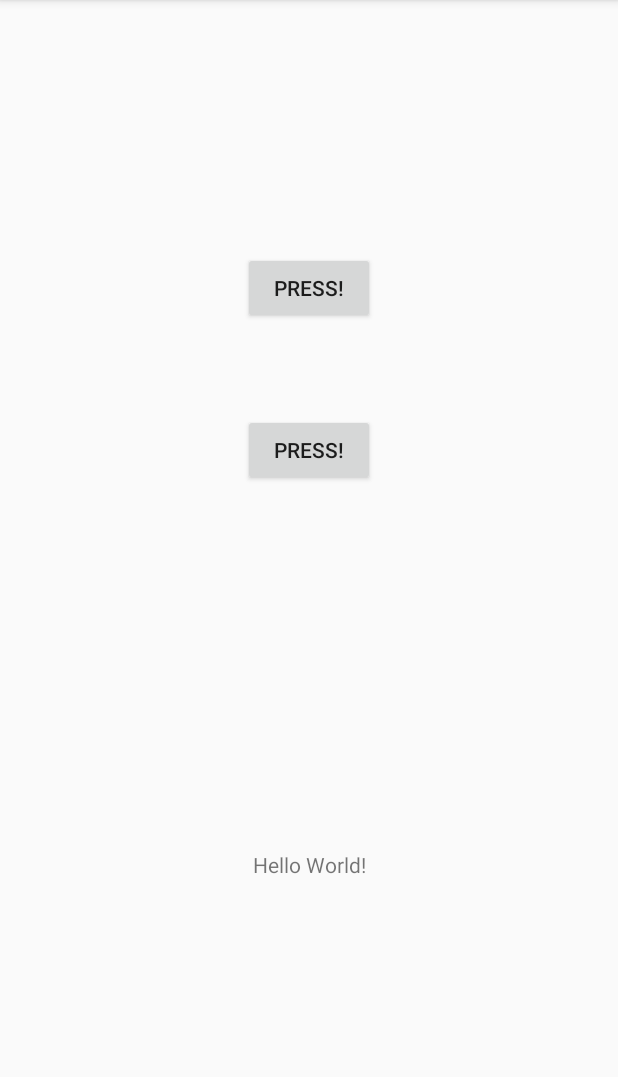
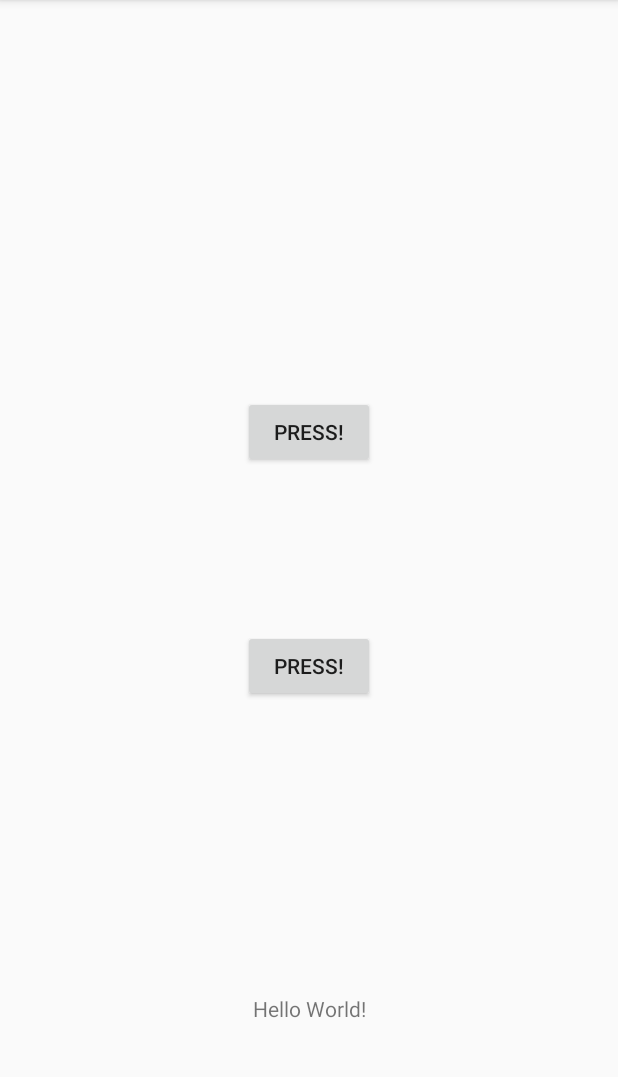
Before and after one commit to khangHNISC/baseAndroid3, an Android app: the screen it shows after launch (MainActivity), on a phone screen of 412 x 824 dp, the part 84-1161 px from its top. Run offline under Robolectric (Android 15) with nearby library versions, the phone set to English and light mode, and no system bars; our stand-ins replace Dagger/Hilt's generated code, Timber; libraries missing offline, so code that uses them is left out: com.jakewharton.retrofit2, com.jakewharton.threetenabp; 3 statements that could not run were skipped.

Commit message:
simple navigation

```diff
--- a/app/build.gradle
+++ b/app/build.gradle
@@ -52,10 +52,6 @@ dependencies {
     implementation 'com.google.dagger:dagger-android-support:2.25.4'
     kapt 'com.google.dagger:dagger-android-processor:2.25.4'
 
-
-    compileOnly 'com.squareup.inject:assisted-inject-annotations-dagger2:0.5.2'
-    kapt 'com.squareup.inject:assisted-inject-processor-dagger2:0.5.2'
-
     //GSON + RETROFIT
     implementation 'com.google.code.gson:gson:2.8.6'
     implementation 'com.squareup.retrofit2:retrofit:2.7.1'
@@ -70,9 +66,14 @@ dependencies {
     //Timber
     implementation 'com.jakewharton.timber:timber:4.7.1'
 
-    //LifeData
+    //LiveData
     implementation 'androidx.lifecycle:lifecycle-extensions:2.2.0'
     implementation 'androidx.lifecycle:lifecycle-viewmodel-ktx:2.2.0'
     implementation 'androidx.lifecycle:lifecycle-livedata-ktx:2.2.0'
     implementation 'androidx.fragment:fragment-ktx:1.2.4'
+
+    //navigationComponent
+    def nav_version = "2.3.0-alpha04"
+    implementation "androidx.navigation:navigation-fragment-ktx:$nav_version"
+    implementation "androidx.navigation:navigation-ui-ktx:$nav_version"
 }
--- a/app/src/main/java/com/example/basemvvm3/activities/MainActivity.kt
+++ b/app/src/main/java/com/example/basemvvm3/activities/MainActivity.kt
@@ -5,14 +5,13 @@ import android.os.Bundle
 import androidx.fragment.app.Fragment
 import androidx.lifecycle.ViewModelProvider
 import com.example.basemvvm3.R
-import com.example.basemvvm3.fragment.MainFragment
 import com.example.basemvvm3.fragment.MainFragment2
 import com.example.basemvvm3.helper.replaceFragment
 import com.example.basemvvm3.helper.viewModelProvider
 import dagger.android.support.DaggerAppCompatActivity
 import javax.inject.Inject
 
-class MainActivity : DaggerAppCompatActivity(), MainFragment.OnSelectedSthListener {
+class MainActivity : DaggerAppCompatActivity(), MainFragment2.OnSelectedSthListener {
 
     @Inject
     lateinit var viewModelFactory: ViewModelProvider.Factory
@@ -23,8 +22,6 @@ class MainActivity : DaggerAppCompatActivity(), MainFragment.OnSelectedSthListen
         super.onCreate(savedInstanceState)
         setContentView(R.layout.activity_main)
         if (savedInstanceState == null) {
-            replaceFragment(R.id.frag_container,
-                MainFragment.newInstance(true))
             replaceFragment(R.id.frag_container2,
                 MainFragment2.newInstance())
         }
@@ -33,12 +30,14 @@ class MainActivity : DaggerAppCompatActivity(), MainFragment.OnSelectedSthListen
     }
 
     override fun onAttachFragment(fragment: Fragment) {
-        if(fragment is MainFragment){
+        //not apply for navigation
+        //currently the only way to communicate between fragment -> activity is VM
+        if(fragment is MainFragment2){
             fragment.setOnSelectedListener(this)
         }
     }
 
     override fun onSelected() {
-        vm.incrementBy1()
+
     }
 }
--- a/app/src/main/java/com/example/basemvvm3/activities/MainActivityViewModel.kt
+++ b/app/src/main/java/com/example/basemvvm3/activities/MainActivityViewModel.kt
@@ -15,15 +15,4 @@ class MainActivityViewModel @Inject constructor(
 
     val listPhoto: LiveData<List<Photo>>
         get() = _listPhoto
-
-    private val _numberOfClick = MutableLiveData<Int>()
-
-    val numberOfClick: LiveData<Int>
-            get() = _numberOfClick
-
-    private var num = 0
-
-    fun incrementBy1(){
-        _numberOfClick.postValue(num++)
-    }
 }
--- a/app/src/main/java/com/example/basemvvm3/fragment/MainFragment.kt
+++ b/app/src/main/java/com/example/basemvvm3/fragment/MainFragment.kt
@@ -5,36 +5,20 @@ import android.view.LayoutInflater
 import android.view.View
 import android.view.ViewGroup
 import androidx.lifecycle.ViewModelProvider
+import androidx.navigation.Navigation
 import com.example.basemvvm3.R
 import com.example.basemvvm3.helper.viewModelProvider
 import dagger.android.support.DaggerFragment
 import kotlinx.android.synthetic.main.fragment_main.*
 import javax.inject.Inject
 
-//MainFragment1 Call back to MainActivity and Main Activity shares MainActivityViewModel with MainFragment2
-//MainFragment1 directly shares MainActivityViewModel with MainFragment2
-
+//share MainFragmentVM with Fragment2 scope activity
 class MainFragment : DaggerFragment() {
 
     @Inject
     lateinit var viewModelFactory: ViewModelProvider.Factory
 
     private lateinit var vm: MainFragmentViewModel
-
-    private val edit by lazy { arguments?.getBoolean(DATA, false) ?: false }
-
-    //1. Call back
-    interface OnSelectedSthListener {
-        fun onSelected()
-    }
-
-    private lateinit var callback: OnSelectedSthListener
-
-    fun setOnSelectedListener(callback: OnSelectedSthListener) {
-        this.callback = callback
-    }
-
-    //somewhere in here will do callback.onSelected()
 
     override fun onCreate(savedInstanceState: Bundle?) {
         super.onCreate(savedInstanceState)
@@ -55,23 +39,7 @@ class MainFragment : DaggerFragment() {
         super.onViewCreated(view, savedInstanceState)
 
         btn_press.setOnClickListener {
-            callback.onSelected()
-        }
-
-        btn_press2.setOnClickListener {
-            vm.setHello()
-        }
-    }
-
-    companion object {
-        private const val DATA = "DATA"
-
-        fun newInstance(data: Boolean = false): MainFragment {
-            return MainFragment().apply {
-                arguments = Bundle().apply {
-                    putBoolean(DATA, data)
-                }
-            }
+            Navigation.findNavController(view).navigate(R.id.mainFragment2)
         }
     }
 }
--- a/app/src/main/java/com/example/basemvvm3/fragment/MainFragment2.kt
+++ b/app/src/main/java/com/example/basemvvm3/fragment/MainFragment2.kt
@@ -6,15 +6,12 @@ import android.view.View
 import android.view.ViewGroup
 import androidx.fragment.app.viewModels
 import androidx.lifecycle.AbstractSavedStateViewModelFactory
-import androidx.lifecycle.Observer
 import androidx.lifecycle.SavedStateHandle
 import androidx.lifecycle.ViewModel
 import androidx.lifecycle.ViewModelProvider
 import com.example.basemvvm3.R
-import com.example.basemvvm3.activities.MainActivityViewModel
 import com.example.basemvvm3.helper.viewModelProvider
 import dagger.android.support.DaggerFragment
-import kotlinx.android.synthetic.main.fragment_main_2.*
 import javax.inject.Inject
 
 class MainFragment2 : DaggerFragment() {
@@ -22,9 +19,9 @@ class MainFragment2 : DaggerFragment() {
     @Inject
     lateinit var viewModelFactory: ViewModelProvider.Factory
 
-    private lateinit var vm: MainActivityViewModel
+    private lateinit var vm1: MainFragmentViewModel
 
-    private lateinit var vm1: MainFragmentViewModel
+    private val edit by lazy { arguments?.getBoolean(DATA, false) ?: false }
 
     private val vm2: MainFragment2ViewModel by viewModels {
         object : AbstractSavedStateViewModelFactory(this, null) {
@@ -39,12 +36,23 @@ class MainFragment2 : DaggerFragment() {
         }
     }
 
+    //1. Call back patter
+    interface OnSelectedSthListener {
+        fun onSelected()
+    }
+
+    private lateinit var callback: OnSelectedSthListener
+
+    fun setOnSelectedListener(callback: OnSelectedSthListener) {
+        this.callback = callback
+    }
+
+    //somewhere in here will do callback.onSelected()
+
+    //one provide object: OnSelectedSthListener and then MainFragment().setOnSelectedListener(object)
+
     override fun onCreate(savedInstanceState: Bundle?) {
         super.onCreate(savedInstanceState)
-        vm = requireActivity().run {
-            viewModelProvider(viewModelFactory)
-        }
-
         vm1 = requireActivity().run {
             viewModelProvider(viewModelFactory)
         }
@@ -58,22 +66,15 @@ class MainFragment2 : DaggerFragment() {
         return inflater.inflate(R.layout.fragment_main_2, container, false)
     }
 
-    override fun onViewCreated(view: View, savedInstanceState: Bundle?) {
-        super.onViewCreated(view, savedInstanceState)
+    companion object {
+        private const val DATA = "DATA"
 
-        vm1.sayHello.observe(viewLifecycleOwner, Observer {
-            vm.incrementBy1()
-        })
-
-        vm.numberOfClick.observe(viewLifecycleOwner, Observer {
-            text.text = it.toString()
-        })
-    }
-
-    companion object {
-
-        fun newInstance(): MainFragment2{
-            return MainFragment2()
+        fun newInstance(data: Boolean = false): MainFragment2 {
+            return MainFragment2().apply {
+                arguments = Bundle().apply {
+                    putBoolean(DATA, data)
+                }
+            }
         }
     }
 }
--- a/app/src/main/java/com/example/basemvvm3/fragment/MainFragmentViewModel.kt
+++ b/app/src/main/java/com/example/basemvvm3/fragment/MainFragmentViewModel.kt
@@ -1,17 +1,6 @@
 package com.example.basemvvm3.fragment
 
-import androidx.lifecycle.LiveData
-import androidx.lifecycle.MutableLiveData
 import androidx.lifecycle.ViewModel
 import javax.inject.Inject
 
-class MainFragmentViewModel @Inject constructor(): ViewModel() {
-    private val _sayHello = MutableLiveData<Int>()
-
-    val sayHello: LiveData<Int>
-            get() = _sayHello
-
-    fun setHello(){
-        _sayHello.postValue(0)
-    }
-}
+class MainFragmentViewModel @Inject constructor() : ViewModel()
--- a/app/src/main/res/layout/activity_main.xml
+++ b/app/src/main/res/layout/activity_main.xml
@@ -10,7 +10,7 @@
         android:layout_width="wrap_content"
         android:layout_height="wrap_content"
         android:id="@+id/guideline"
-        app:layout_constraintGuide_percent="0.5"
+        app:layout_constraintGuide_percent="0.75"
         android:orientation="horizontal"/>
 
     <FrameLayout
@@ -20,7 +20,16 @@
         android:transitionGroup="false"
         app:layout_constraintTop_toTopOf="parent"
         app:layout_constraintBottom_toTopOf="@id/guideline"
-        tools:ignore="MergeRootFrame,Overdraw,UnusedAttribute" />
+        tools:ignore="MergeRootFrame,Overdraw,UnusedAttribute">
+
+        <androidx.fragment.app.FragmentContainerView
+            android:id="@+id/my_nav_host_fragment"
+            android:name="androidx.navigation.fragment.NavHostFragment"
+            android:layout_width="match_parent"
+            android:layout_height="match_parent"
+            app:defaultNavHost="true"
+            app:navGraph="@navigation/nav_graph"/>
+    </FrameLayout>
 
     <FrameLayout
         android:id="@+id/frag_container2"
--- /dev/null
+++ b/app/src/main/res/navigation/nav_graph.xml
@@ -0,0 +1,17 @@
+<?xml version="1.0" encoding="utf-8"?>
+<navigation xmlns:android="http://schemas.android.com/apk/res/android"
+    xmlns:app="http://schemas.android.com/apk/res-auto"
+    xmlns:tools="http://schemas.android.com/tools"
+    android:id="@+id/nav_graph"
+    app:startDestination="@id/mainFragment"
+    tools:ignore="UnusedNavigation">
+
+    <fragment
+        android:id="@+id/mainFragment"
+        android:name="com.example.basemvvm3.fragment.MainFragment"
+        android:label="MainFragment" />
+    <fragment
+        android:id="@+id/mainFragment2"
+        android:name="com.example.basemvvm3.fragment.MainFragment2"
+        android:label="MainFragment2" />
+</navigation>
```
